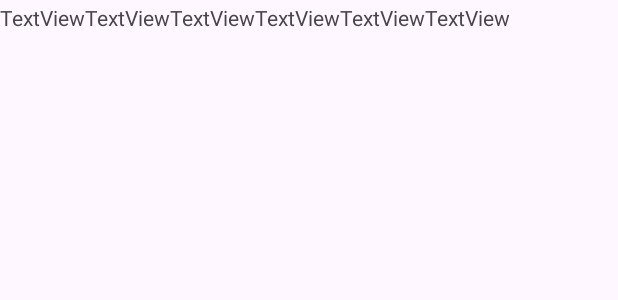
After one commit to MiguelZelaya5/FoodStok, an Android app: the layout table_row.xml on its own in the app's theme, with its tools: preview values and no code run, on a phone screen of 412 x 824 dp. The commit adds this screen. Shown: the top 300 px of the screen. Run offline under Robolectric (Android 15) with nearby library versions, the phone set to English and light mode, and no system bars; network calls fail.

Commit message:
AVANCE DE LLENADO

```diff
--- a/app/build.gradle
+++ b/app/build.gradle
@@ -31,7 +31,7 @@ android {
 }
 
 dependencies {
-
+    implementation 'com.android.volley:volley:1.2.0'
     implementation 'androidx.appcompat:appcompat:1.6.1'
     implementation 'com.google.zxing:core:3.3.3'
     implementation 'com.journeyapps:zxing-android-embedded:4.2.0'
--- a/app/src/main/AndroidManifest.xml
+++ b/app/src/main/AndroidManifest.xml
@@ -10,6 +10,7 @@
         android:allowBackup="true"
         android:dataExtractionRules="@xml/data_extraction_rules"
         android:fullBackupContent="@xml/backup_rules"
+        android:usesCleartextTraffic="true"
         android:icon="@mipmap/ic_launcher"
         android:label="@string/app_name"
         android:roundIcon="@mipmap/ic_launcher_round"
--- /dev/null
+++ b/app/src/main/res/layout/table_row.xml
@@ -0,0 +1,54 @@
+<?xml version="1.0" encoding="utf-8"?>
+<androidx.constraintlayout.widget.ConstraintLayout xmlns:android="http://schemas.android.com/apk/res/android"
+    xmlns:app="http://schemas.android.com/apk/res-auto"
+    xmlns:tools="http://schemas.android.com/tools"
+    android:layout_width="match_parent"
+    android:layout_height="match_parent">
+
+    <TableRow
+        android:id="@+id/tableRow"
+        android:layout_width="0dp"
+        android:layout_height="wrap_content"
+        android:layout_marginTop="2dp"
+        app:layout_constraintEnd_toEndOf="parent"
+        app:layout_constraintStart_toStartOf="parent"
+        app:layout_constraintTop_toTopOf="parent">
+
+        <TextView
+            android:id="@+id/colCategoria"
+            android:layout_width="wrap_content"
+            android:layout_height="wrap_content"
+            android:text="TextView" />
+
+        <TextView
+            android:id="@+id/colArticulo"
+            android:layout_width="wrap_content"
+            android:layout_height="wrap_content"
+            android:text="TextView" />
+
+        <TextView
+            android:id="@+id/colfecha"
+            android:layout_width="wrap_content"
+            android:layout_height="wrap_content"
+            android:text="TextView" />
+
+        <TextView
+            android:id="@+id/colfechacadu"
+            android:layout_width="wrap_content"
+            android:layout_height="wrap_content"
+            android:text="TextView" />
+
+        <TextView
+            android:id="@+id/colcantidad"
+            android:layout_width="wrap_content"
+            android:layout_height="wrap_content"
+            android:text="TextView" />
+
+        <TextView
+            android:id="@+id/colfoto"
+            android:layout_width="wrap_content"
+            android:layout_height="wrap_content"
+            android:text="TextView" />
+    </TableRow>
+
+</androidx.constraintlayout.widget.ConstraintLayout>
```
Also changed, not shown: app/src/main/java/com/example/foodstok/MainActivity.java (+60 -0 lines), app/src/main/res/layout/activity_main.xml (+28 -0 lines).
